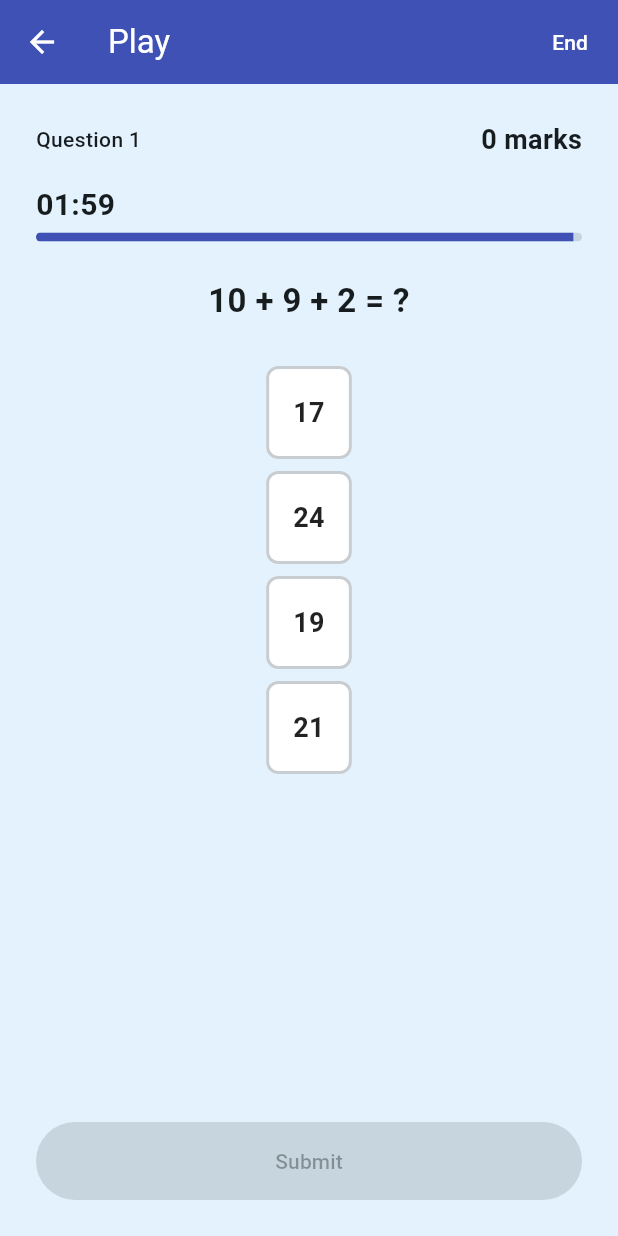
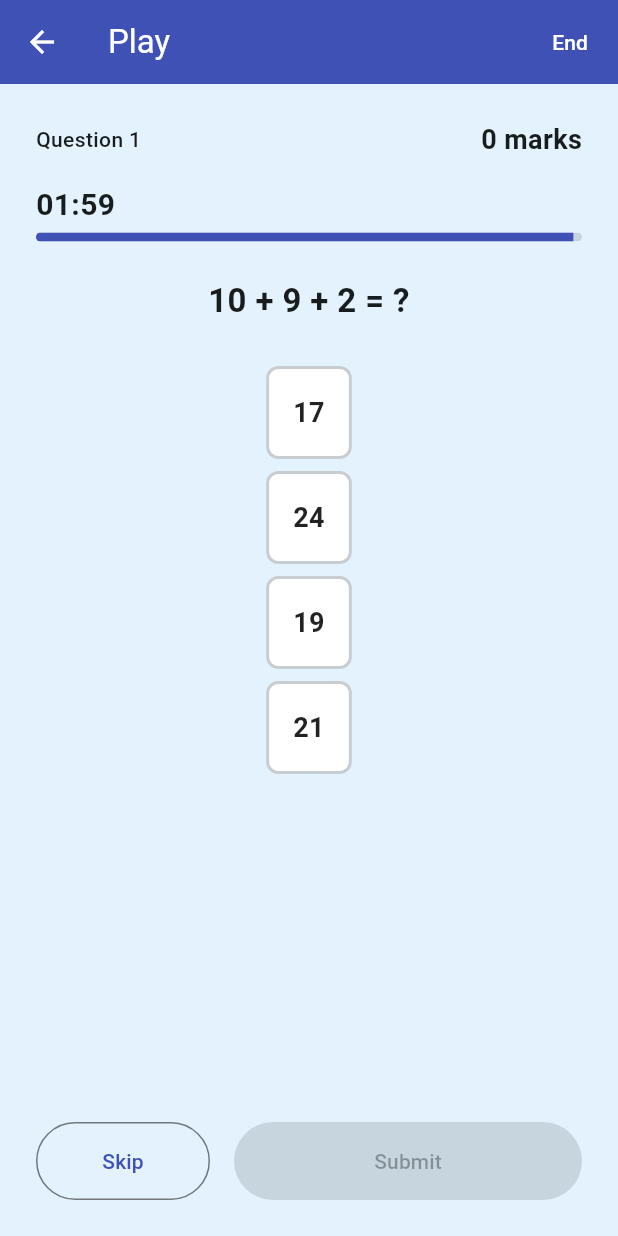
Before and after one commit to amankumar96/BrainMantra, a Flutter app: the GameScreen screen opened directly, on a phone screen of 412 x 824 dp. Run offline on Flutter 3.47's test engine with Material 3 defaults, Android fonts, the phone set to English and light mode, and no system bars; our stand-ins replace google_mobile_ads, google_sign_in, shared_preferences, supabase_flutter; accounts and stored records are empty; statements that could not run were skipped.

Commit message:
On-device fixes: hint button, Skip, game-screen banner, leaderboard ranking
Four issues found testing the Phase 7/8 build on a real device:

1. Hints were shown automatically at tier 3-4 - now sit behind a 'Show
   hint' button instead, so seeing one is the player's choice, not the
   default. _QuestionAndOptions became a StatefulWidget (_hintRevealed,
   reset per question via a ValueKey(puzzle.id) on the widget itself).

2. No way to move past a question without answering or waiting out the
   timer - added a Skip button next to Submit. GameController.skipManually()
   scores identically to the existing skipDueToTimeout (0 marks,
   AnswerOutcome.skipped), just player-triggered instead of clock-triggered.

3. Banner ads now also show on game_screen.dart (top, after the marks/
   timer bar, before the question) alongside the existing Home placement -
   by explicit product decision, superseding this project's earlier
   'Home only' call documented in ARCHITECTURE.md's Phase 4 section.

4. Leaderboard was still ranking by the leaderboard_last_30_days view (a
   sum of Daily Challenge marks only) even though the Daily Challenge
   redesign folded those marks into the same persistent profiles.current_score
   Play resumes from - a player's leaderboard number could read lower than
   their real total. LeaderboardService.fetchTopRankings now queries
   profiles directly (current_score, filtered to last_active_at within 30
   days). LeaderboardEntry dropped testsTaken, renamed totalMarks ->
   totalScore. daily_test_results/submitDailyResult unchanged, still
   recorded, just no longer what the leaderboard reads from.

319 tests passing, flutter analyze clean.

Co-Authored-By: Claude Sonnet 5 <noreply@anthropic.com>

```diff
--- a/lib/screens/game_screen.dart
+++ b/lib/screens/game_screen.dart
@@ -288,11 +288,24 @@ class _GameScreenBody extends StatelessWidget {
                 isRunning: !controller.isSubmitted,
                 onExpired: controller.skipDueToTimeout,
               ),
+              // Banner: top of the screen, after the marks/timer bar and
+              // before the question — by explicit product decision (this
+              // was previously Home-only; see ARCHITECTURE.md's Phase 4
+              // write-up for the superseded reasoning).
+              AdsService.instance.bannerAdWidget(),
               const SizedBox(height: AppSpacing.lg),
               Expanded(
                 child: Stack(
                   children: [
-                    _QuestionAndOptions(controller: controller, puzzle: puzzle),
+                    _QuestionAndOptions(
+                      // A fresh key per question resets the hint-revealed
+                      // state below — otherwise Flutter would reuse the
+                      // same State object (and its "hint already shown"
+                      // flag) across an unrelated new question.
+                      key: ValueKey('question-${puzzle.id}'),
+                      controller: controller,
+                      puzzle: puzzle,
+                    ),
                     if (controller.isSubmitted)
                       Positioned.fill(
                         child: FeedbackOverlay(
@@ -309,9 +322,29 @@ class _GameScreenBody extends StatelessWidget {
                 ),
               ),
               const SizedBox(height: AppSpacing.md),
-              SubmitButton(
-                hasSelection: controller.hasSelection,
-                onSubmit: controller.submitSelected,
+              Row(
+                children: [
+                  Expanded(
+                    child: OutlinedButton(
+                      onPressed:
+                          controller.isSubmitted ? null : controller.skipManually,
+                      style: OutlinedButton.styleFrom(
+                        padding: const EdgeInsets.symmetric(
+                          vertical: AppSpacing.md,
+                        ),
+                      ),
+                      child: const Text('Skip'),
+                    ),
+                  ),
+                  const SizedBox(width: AppSpacing.md),
+                  Expanded(
+                    flex: 2,
+                    child: SubmitButton(
+                      hasSelection: controller.hasSelection,
+                      onSubmit: controller.submitSelected,
+                    ),
+                  ),
+                ],
               ),
             ],
           ),
@@ -321,11 +354,30 @@ class _GameScreenBody extends StatelessWidget {
   }
 }
 
-class _QuestionAndOptions extends StatelessWidget {
-  const _QuestionAndOptions({required this.controller, required this.puzzle});
+class _QuestionAndOptions extends StatefulWidget {
+  const _QuestionAndOptions({
+    super.key,
+    required this.controller,
+    required this.puzzle,
+  });
 
   final GameController controller;
   final Puzzle puzzle;
+
+  @override
+  State<_QuestionAndOptions> createState() => _QuestionAndOptionsState();
+}
+
+class _QuestionAndOptionsState extends State<_QuestionAndOptions> {
+  // Hints start hidden — a button reveals them on tap, rather than
+  // showing the formula/theorem name automatically, so the player tries
+  // first. Reset per question via this widget's ValueKey(puzzle.id) in
+  // game_screen.dart, which forces a fresh State (and thus this flag)
+  // each time the puzzle changes.
+  bool _hintRevealed = false;
+
+  GameController get controller => widget.controller;
+  Puzzle get puzzle => widget.puzzle;
 
   @override
   Widget build(BuildContext context) {
@@ -346,7 +398,7 @@ class _QuestionAndOptions extends StatelessWidget {
           ),
           if (puzzle.hint != null) ...[
             const SizedBox(height: AppSpacing.sm),
-            _buildHint(puzzle.hint!),
+            _hintRevealed ? _buildHintText(puzzle.hint!) : _buildHintButton(),
           ],
           const SizedBox(height: AppSpacing.lg),
           // The diagram sits after the question, side-by-side with the
@@ -359,7 +411,18 @@ class _QuestionAndOptions extends StatelessWidget {
     );
   }
 
-  Widget _buildHint(String hint) {
+  Widget _buildHintButton() {
+    return Center(
+      child: TextButton.icon(
+        onPressed: () => setState(() => _hintRevealed = true),
+        icon: const Icon(Icons.lightbulb_outline, size: 16),
+        label: const Text('Show hint'),
+        style: TextButton.styleFrom(foregroundColor: AppColors.neutral),
+      ),
+    );
+  }
+
+  Widget _buildHintText(String hint) {
     return Row(
       mainAxisAlignment: MainAxisAlignment.center,
       children: [
--- a/lib/services/leaderboard_service.dart
+++ b/lib/services/leaderboard_service.dart
@@ -1,40 +1,38 @@
 import 'package:supabase_flutter/supabase_flutter.dart';
 
-/// One row of the ranked leaderboard — a player's total marks across
-/// Daily Challenges completed in the last 30 days.
+/// One row of the ranked leaderboard — a player's persistent total score
+/// (Play + Daily Challenge combined; see ARCHITECTURE.md's Daily Challenge
+/// redesign, which folds Daily Challenge's earned marks into the same
+/// `profiles.current_score` Play resumes from — there's no separate
+/// "Daily Challenge only" total anymore).
 class LeaderboardEntry {
   final String userId;
   final String displayName;
-  final int totalMarks;
-  final int testsTaken;
+  final int totalScore;
 
   const LeaderboardEntry({
     required this.userId,
     required this.displayName,
-    required this.totalMarks,
-    required this.testsTaken,
+    required this.totalScore,
   });
 
   factory LeaderboardEntry.fromRow(Map<String, dynamic> row) => LeaderboardEntry(
-        userId: row['user_id'] as String,
+        userId: row['id'] as String,
         displayName: row['display_name'] as String,
-        totalMarks: row['total_marks'] as int,
-        testsTaken: row['tests_taken'] as int,
+        totalScore: row['current_score'] as int,
       );
 }
 
 /// Wraps the two Supabase tables Part B added: submitting a Daily
-/// Challenge result, and reading the ranked `leaderboard_last_30_days`
-/// view (see ARCHITECTURE.md's Phase 2 amendment for the SQL that
-/// defines it — "active in the last 30 days" simply means "has at least
-/// one row in that window", which the view's join already guarantees).
+/// Challenge result (still recorded for history/audit even though the
+/// leaderboard itself no longer ranks by it — see [fetchTopRankings]),
+/// and reading the ranked leaderboard.
 abstract final class LeaderboardService {
   static SupabaseClient get _client => Supabase.instance.client;
 
   /// Records today's Daily Challenge result for the signed-in player.
   /// Upserts on (user_id, test_date) — replaying the same day's challenge
-  /// overwrites that day's row rather than creating a duplicate, so the
-  /// leaderboard always reflects each player's latest submission per day.
+  /// overwrites that day's row rather than creating a duplicate.
   static Future<void> submitDailyResult({
     required int marks,
     required int questionsTotal,
@@ -53,12 +51,20 @@ abstract final class LeaderboardService {
     );
   }
 
-  /// The ranked leaderboard, highest marks first.
+  /// The ranked leaderboard: every player's persistent total score
+  /// (`profiles.current_score`, Play + Daily Challenge combined), highest
+  /// first, restricted to players active in the last 30 days
+  /// (`profiles.last_active_at` — the same field the 30-day inactive-
+  /// account deletion job checks). Queries `profiles` directly rather
+  /// than the now-superseded `leaderboard_last_30_days` view, which only
+  /// ever summed Daily Challenge marks.
   static Future<List<LeaderboardEntry>> fetchTopRankings({int limit = 50}) async {
+    final cutoff = DateTime.now().toUtc().subtract(const Duration(days: 30));
     final rows = await _client
-        .from('leaderboard_last_30_days')
-        .select()
-        .order('total_marks', ascending: false)
+        .from('profiles')
+        .select('id, display_name, current_score')
+        .gte('last_active_at', cutoff.toIso8601String())
+        .order('current_score', ascending: false)
         .limit(limit);
     return (rows as List)
         .map((row) => LeaderboardEntry.fromRow(row as Map<String, dynamic>))
```
Also changed, not shown: lib/controllers/game_controller.dart (+11 -0 lines), lib/screens/leaderboard_screen.dart (+5 -6 lines), 5 other files.
